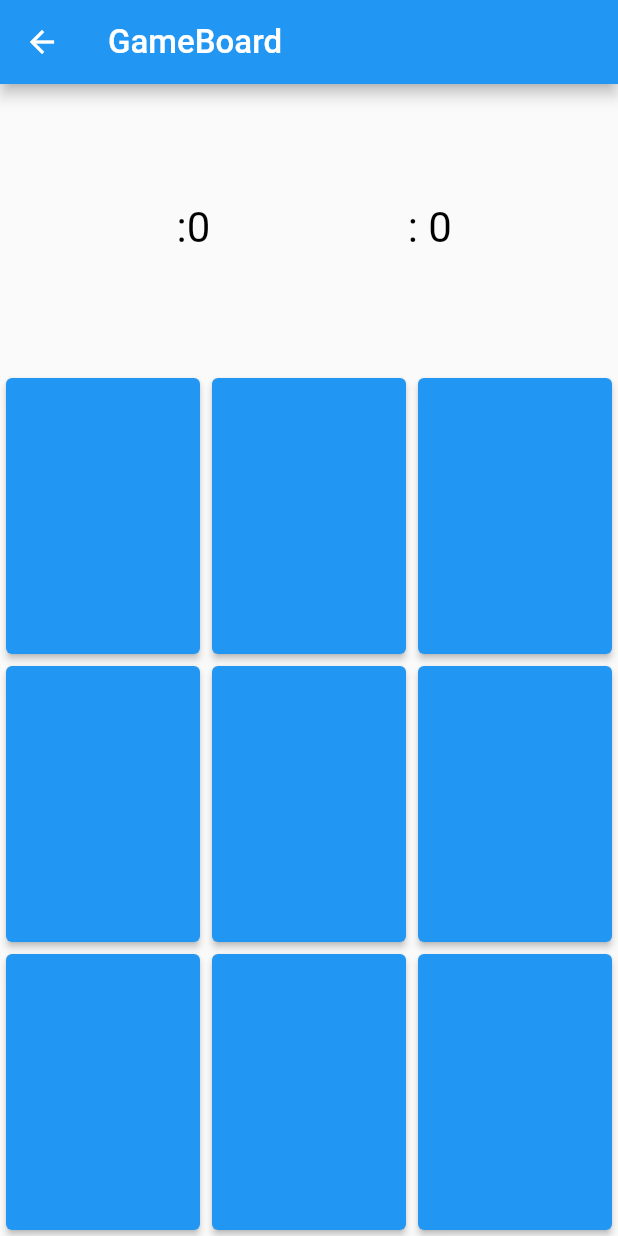
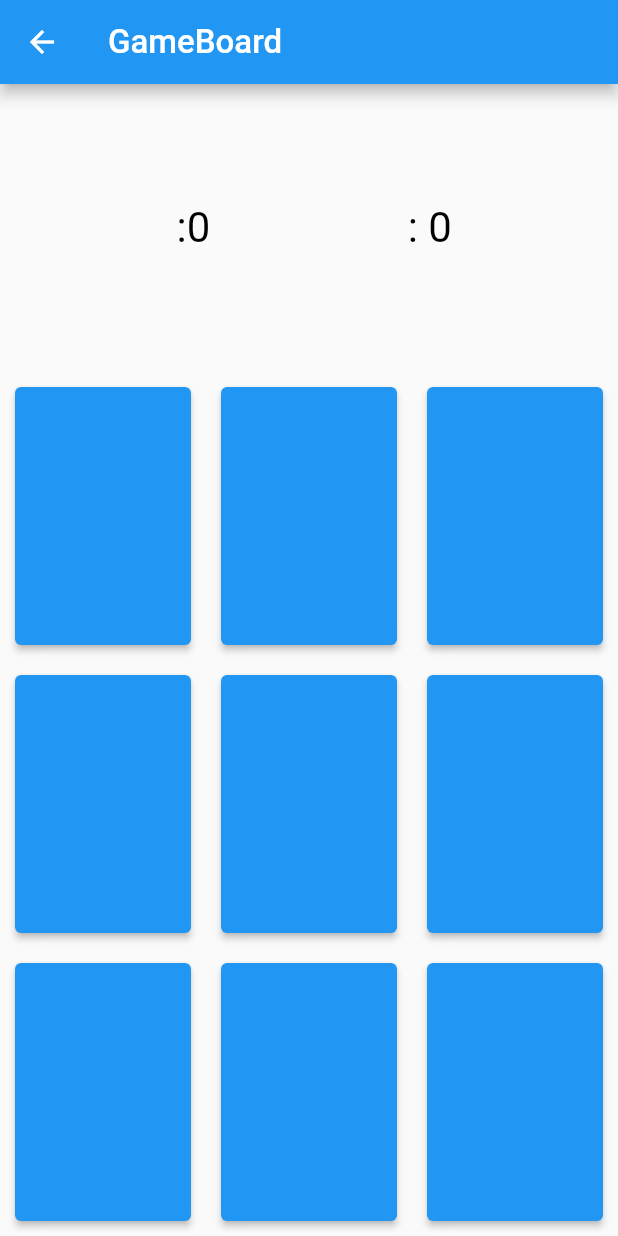
Before and after one commit to Mohamed-lalah/X-O-Game, a Flutter app: the screen it shows after launch, after a tap on "Start", on a phone screen of 412 x 824 dp. Run offline on Flutter 3.47's test engine with Material 2 defaults, Android fonts, the phone set to English and light mode, and no system bars.

Commit message:
Update GameBoardButton

```diff
--- a/lib/game_board_button.dart
+++ b/lib/game_board_button.dart
@@ -14,12 +14,12 @@ class GameBoardButton extends StatelessWidget {
   Widget build(BuildContext context) {
     return Expanded(
         child: Container(
-          margin: EdgeInsets.all(4),
+          margin: EdgeInsets.all(10),
           child: ElevatedButton(onPressed: (){
             onClick(index);
           },
               child: Text(symbol,style: TextStyle(
-                fontSize: 22
+                fontSize: 34
               ),)
           ),
         )
```
